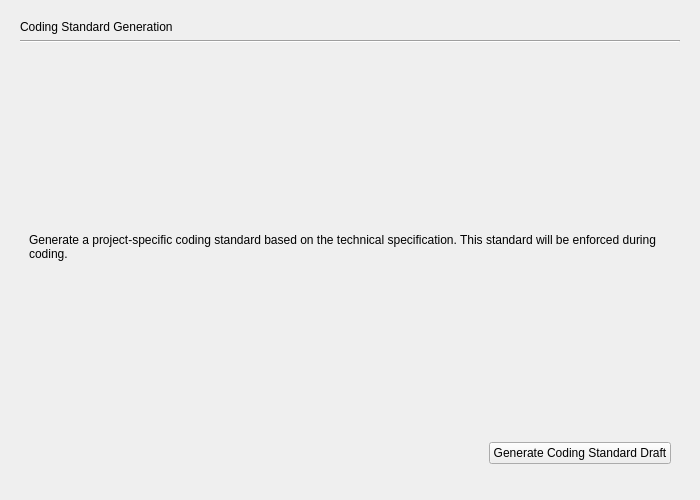
mariolewis/asdf_factory, file gui/coding_standard_page.ui: the form before one commit.
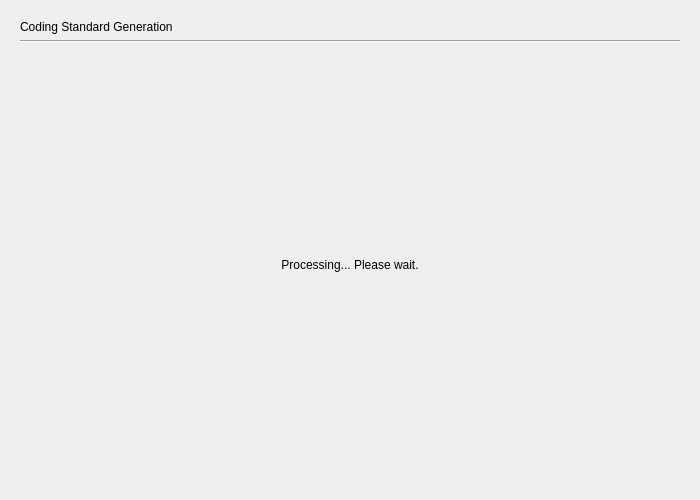
The form after the commit. The open tabs and pages were chosen to show the change.

```diff
--- a/gui/coding_standard_page.ui
+++ b/gui/coding_standard_page.ui
@@ -156,6 +156,46 @@
        </item>
       </layout>
      </widget>
+     <widget class="QWidget" name="processingPage">
+      <layout class="QVBoxLayout" name="verticalLayout_4">
+       <item>
+        <spacer name="verticalSpacer_2">
+         <property name="orientation">
+          <enum>Qt::Vertical</enum>
+         </property>
+         <property name="sizeHint" stdset="0">
+          <size>
+           <width>20</width>
+           <height>40</height>
+          </size>
+         </property>
+        </spacer>
+       </item>
+       <item>
+        <widget class="QLabel" name="processingLabel">
+         <property name="text">
+          <string>Processing... Please wait.</string>
+         </property>
+         <property name="alignment">
+          <set>Qt::AlignCenter</set>
+         </property>
+        </widget>
+       </item>
+       <item>
+        <spacer name="verticalSpacer_3">
+         <property name="orientation">
+          <enum>Qt::Vertical</enum>
+         </property>
+         <property name="sizeHint" stdset="0">
+          <size>
+           <width>20</width>
+           <height>40</height>
+          </size>
+         </property>
+        </spacer>
+       </item>
+      </layout>
+     </widget>
     </widget>
    </item>
   </layout>
```
